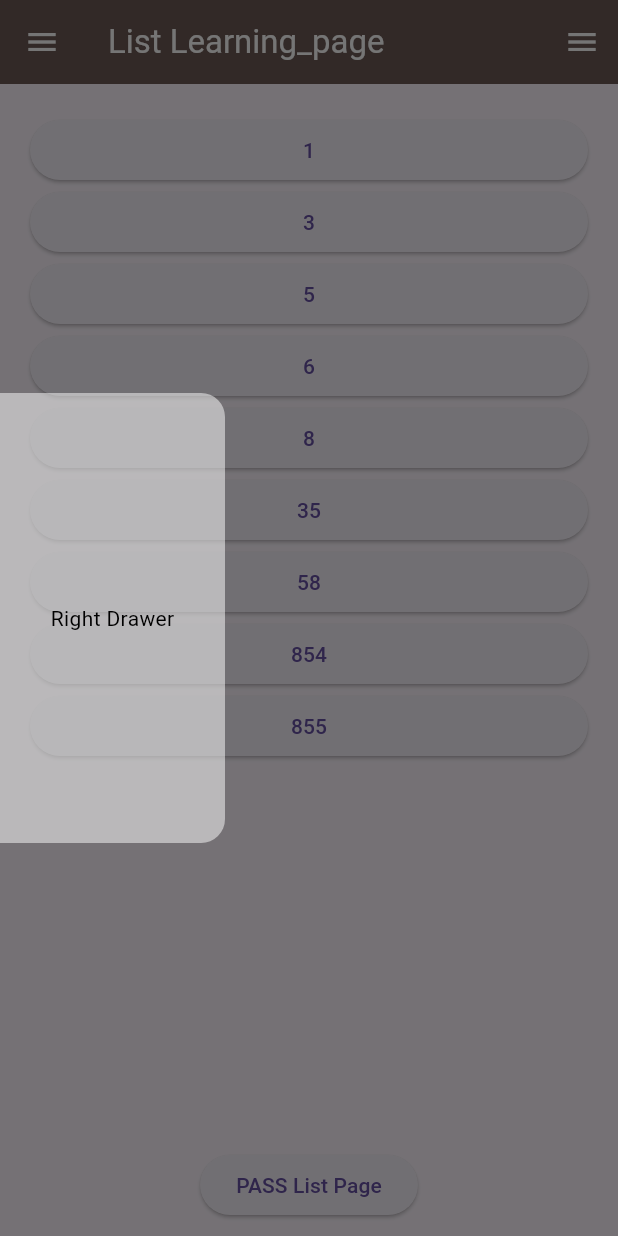
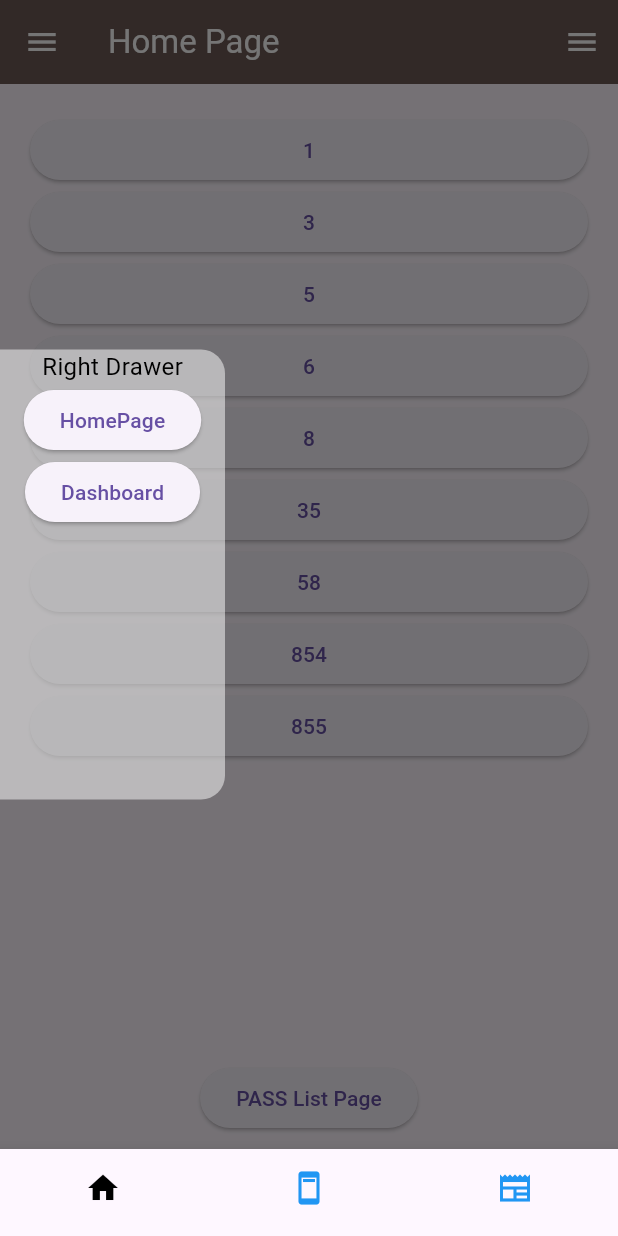
Before and after one commit to ownflutter/app_practice_project, a Flutter app: the screen it shows after launch, with the side drawer open, on a phone screen of 412 x 824 dp. Run offline on Flutter 3.47's test engine with Material 3 defaults, Android fonts, the phone set to English and light mode, and no system bars; our stand-ins replace get.

Commit message:
add BottomNavigationBarItem

```diff
--- /dev/null
+++ b/lib/features/dashboard/dashboard_controller.dart
@@ -0,0 +1,14 @@
+import 'dart:developer';
+
+import 'package:get/get.dart';
+
+class DashboardController extends GetxController{
+
+  var tabIndex = 0.obs;
+  void changeTabIndex(int index){
+    tabIndex.value = index;
+    log("$index");
+    update();
+  }
+
+}
--- /dev/null
+++ b/lib/features/dashboard/dashboard_view.dart
@@ -0,0 +1,54 @@
+import 'package:app_practice_project/features/dashboard/dashboard_controller.dart';
+import 'package:app_practice_project/features/dashboard/news/news_page_view.dart';
+import 'package:app_practice_project/features/dashboard/profile/profile_view.dart';
+import 'package:app_practice_project/features/homepage/homepage_view.dart';
+import 'package:app_practice_project/features/list/another_page.dart';
+import 'package:app_practice_project/features/list/right_drawer.dart';
+import 'package:app_practice_project/utils/colors.dart';
+import 'package:flutter/material.dart';
+import 'package:get/get.dart';
+
+class Dashboard extends StatelessWidget {
+  @override
+  Widget build(BuildContext context) {
+    return GetBuilder<DashboardController>(
+      init: DashboardController(), // Ensure the controller is initialized
+      builder: (controller) {
+        return Scaffold(
+          body: SafeArea(
+            child: Obx(() {
+              return IndexedStack(
+                index: controller.tabIndex.value,
+                children: [
+                  HomePage(),
+                  NewsPage(),
+                  ProfilePage(),
+                ],
+              );
+            }),
+          ),
+          bottomNavigationBar: Obx(() {
+            return BottomNavigationBar(
+              unselectedItemColor: Colors.blue,
+              selectedItemColor: Colors.black,
+              onTap: controller.changeTabIndex,
+              showSelectedLabels: false,
+              showUnselectedLabels: false,
+              currentIndex: controller.tabIndex.value,
+              type: BottomNavigationBarType.fixed,
+              items: [
+                _bottomNavigationBarItem(icon: Icons.home, label: 'Home'),
+                _bottomNavigationBarItem(icon: Icons.ad_units, label: 'News'),
+                _bottomNavigationBarItem(icon: Icons.newspaper_sharp, label: 'Profile'),
+              ],
+            );
+          }),
+        );
+      },
+    );
+  }
+
+  BottomNavigationBarItem _bottomNavigationBarItem({required IconData icon, required String label}) {
+    return BottomNavigationBarItem(icon: Icon(icon), label: label);
+  }
+}
--- /dev/null
+++ b/lib/features/dashboard/news/news_controller.dart
@@ -0,0 +1,5 @@
+import 'package:get/get.dart';
+
+class NewsController extends GetxController{
+
+}
--- /dev/null
+++ b/lib/features/dashboard/news/news_page_view.dart
@@ -0,0 +1,16 @@
+import 'package:app_practice_project/features/dashboard/news/news_controller.dart';
+import  'package:flutter/material.dart';
+import 'package:get/get.dart';
+
+class NewsPage extends GetView<NewsController> {
+  const NewsPage({super.key});
+
+  @override
+  Widget build(BuildContext context) {
+    return Scaffold(
+      body: Container(
+        child: Center(child: Text("NewsPage")),
+      ),
+    );
+  }
+}
--- /dev/null
+++ b/lib/features/dashboard/profile/profile_controller.dart
@@ -0,0 +1,5 @@
+import 'package:get/get_state_manager/src/simple/get_controllers.dart';
+
+class ProfileController extends GetxController{
+
+}
--- /dev/null
+++ b/lib/features/dashboard/profile/profile_view.dart
@@ -0,0 +1,17 @@
+
+import 'package:app_practice_project/features/dashboard/profile/profile_controller.dart';
+import  'package:flutter/material.dart';
+import 'package:get/get.dart';
+
+class ProfilePage extends GetView<ProfileController> {
+  const ProfilePage({super.key});
+
+  @override
+  Widget build(BuildContext context) {
+    return Scaffold(
+      body: Container(
+        child: Center(child: Text("Profile Page")),
+      ),
+    );
+  }
+}
--- /dev/null
+++ b/lib/features/homepage/homepage_controller.dart
@@ -0,0 +1,5 @@
+import 'package:get/get.dart';
+
+class HomeController extends GetxController{
+
+}
--- a/lib/features/list/list_activeties.dart
+++ b/lib/features/homepage/homepage_view.dart
@@ -1,55 +1,38 @@
+import 'package:app_practice_project/features/homepage/homepage_controller.dart';
 import 'package:app_practice_project/features/list/another_page.dart';
+import 'package:app_practice_project/features/list/right_drawer.dart';
 import 'package:app_practice_project/utils/colors.dart';
 import 'package:flutter/material.dart';
 import 'package:get/get.dart';
 
-class Learning_page extends StatefulWidget {
-  const Learning_page({super.key});
+class HomePage extends GetView<HomeController> {
 
-  @override
-  State<Learning_page> createState() => _Learning_pageState();
-}
-
-class _Learning_pageState extends State<Learning_page> {
   @override
   Widget build(BuildContext context) {
     List<int> city = [1, 58, 3, 35, 5, 8, 854, 6, 855];
     city.sort();
-    //city.sort((a,b)=> b.compareTo(a));
+    // city.sort((a,b)=> b.compareTo(a));
 
     return Scaffold(
       appBar: AppBar(
         backgroundColor: OurAppColor.colorC,
         title: const Text(
-          'List Learning_page',
+          'Home Page',
           style: TextStyle(color: Colors.white),
         ),
-        iconTheme: IconThemeData(
+        iconTheme: const IconThemeData(
           color: Colors.white, // Set the drawer icon color to white
         ),
       ),
-      drawer: Container(
+      drawer: RightDrawer(
+        text: 'Right Drawer',
+      ),
+      endDrawer: SizedBox(
         height: 300,
         width: 150,
         child: Drawer(
           backgroundColor: Colors.white.withOpacity(0.5),
-          child: Container(
-            height: 100,
-            child: Center(
-              child: Text(
-                "Right Drawer",
-                style: TextStyle(color: Colors.black),
-              ),
-            ),
-          ),
-        ),
-      ),
-      endDrawer:Container(
-        height: 300,
-        width: 150,
-        child: Drawer(
-          backgroundColor: Colors.white.withOpacity(0.5),
-          child: Container(
+          child: SizedBox(
             height: 100,
             child: Center(
               child: Padding(
@@ -60,8 +43,9 @@ class _Learning_pageState extends State<Learning_page> {
                       map: city,
                     ));
                   },
-                    child: Text("PASS WB ")),
-              )
+                  child: const Text("Left Drawer"),
+                ),
+              ),
             ),
           ),
         ),
@@ -75,7 +59,9 @@ class _Learning_pageState extends State<Learning_page> {
                 itemCount: city.length,
                 itemBuilder: (context, index) {
                   return ElevatedButton(
-                      onPressed: () {}, child: Text(city[index].toString()));
+                    onPressed: () {},
+                    child: Text(city[index].toString()),
+                  );
                 },
               ),
             ),
@@ -88,8 +74,9 @@ class _Learning_pageState extends State<Learning_page> {
                   map: city,
                 ));
               },
-                child: Text("PASS List Page")),
-          )
+              child:Text("PASS List Page"),
+            ),
+          ),
         ],
       ),
     );
--- /dev/null
+++ b/lib/features/list/right_drawer.dart
@@ -0,0 +1,46 @@
+import 'package:app_practice_project/features/dashboard/dashboard_view.dart';
+import 'package:app_practice_project/features/homepage/homepage_view.dart';
+import 'package:flutter/material.dart';
+import 'package:get/get.dart';
+
+class RightDrawer extends StatefulWidget {
+  final String text;
+  const RightDrawer({super.key, required this.text});
+
+  @override
+  State<RightDrawer> createState() => _RightDrawerState();
+}
+
+class _RightDrawerState extends State<RightDrawer> {
+  @override
+  Widget build(BuildContext context) {
+    return Container(
+        height: 300,
+        width: 150,
+        child: Drawer(
+            backgroundColor: Colors.white.withOpacity(0.5),
+            child: Container(
+              height: 100,
+              child: Container(
+                child: Column(
+                  children: [
+                    Text(
+                      widget.text,
+                      style: TextStyle(color: Colors.black,fontSize: 16),
+                    ),
+                    ElevatedButton(
+                        onPressed: () {
+                          Get.to(() => HomePage());
+                        },
+                        child: Text("HomePage")),
+                    ElevatedButton(
+                        onPressed: () {
+                          Get.to(() => Dashboard());
+                        },
+                        child: Text("Dashboard")),
+                  ],
+                ),
+              ),
+            )));
+  }
+}
--- a/lib/main.dart
+++ b/lib/main.dart
@@ -1,8 +1,11 @@
-import 'package:app_practice_project/features/list/list_activeties.dart';
+import 'package:app_practice_project/features/dashboard/dashboard_view.dart';
+import 'package:app_practice_project/features/homepage/homepage_controller.dart';
 import 'package:flutter/material.dart';
 import 'package:get/get.dart';
 
 void main() async {
+  Get.lazyPut<HomeController>(() => HomeController());
+  Get.put(HomeController());
   runApp(const MyApp());
 }
 class MyApp extends StatelessWidget {
@@ -13,7 +16,7 @@ class MyApp extends StatelessWidget {
   Widget build(BuildContext context) {
     return GetMaterialApp(
       debugShowCheckedModeBanner: false,
-      home: Learning_page(),
+      home: Dashboard(),
     );
   }
 }
```
Lines whose indentation alone changed are shown as unchanged.
